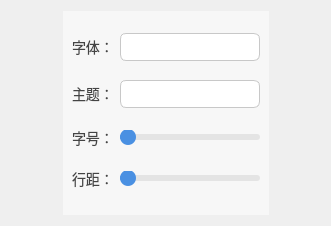
Qt form interfacesetting.ui (lankai7/Novel_Book) before a commit.
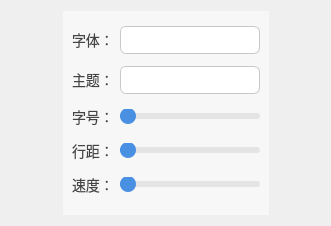
The same form after that commit.

```diff
--- a/interfacesetting.ui
+++ b/interfacesetting.ui
@@ -198,6 +198,18 @@
        <layout class="QHBoxLayout" name="horizontalLayout_4" stretch="0,1">
         <item>
          <widget class="QLabel" name="spacing">
+          <property name="enabled">
+           <bool>true</bool>
+          </property>
+          <property name="minimumSize">
+           <size>
+            <width>0</width>
+            <height>0</height>
+           </size>
+          </property>
+          <property name="whatsThis">
+           <string>&lt;html&gt;&lt;head/&gt;&lt;body&gt;&lt;p&gt;啊啊啊&lt;/p&gt;&lt;/body&gt;&lt;/html&gt;</string>
+          </property>
           <property name="text">
            <string>行距：</string>
           </property>
@@ -212,6 +224,24 @@
         </item>
        </layout>
       </item>
+      <item>
+       <layout class="QHBoxLayout" name="horizontalLayout_3">
+        <item>
+         <widget class="QLabel" name="speed">
+          <property name="text">
+           <string>速度：</string>
+          </property>
+         </widget>
+        </item>
+        <item>
+         <widget class="QSlider" name="horizontalSlider_speed">
+          <property name="orientation">
+           <enum>Qt::Horizontal</enum>
+          </property>
+         </widget>
+        </item>
+       </layout>
+      </item>
      </layout>
     </widget>
    </item>
```
